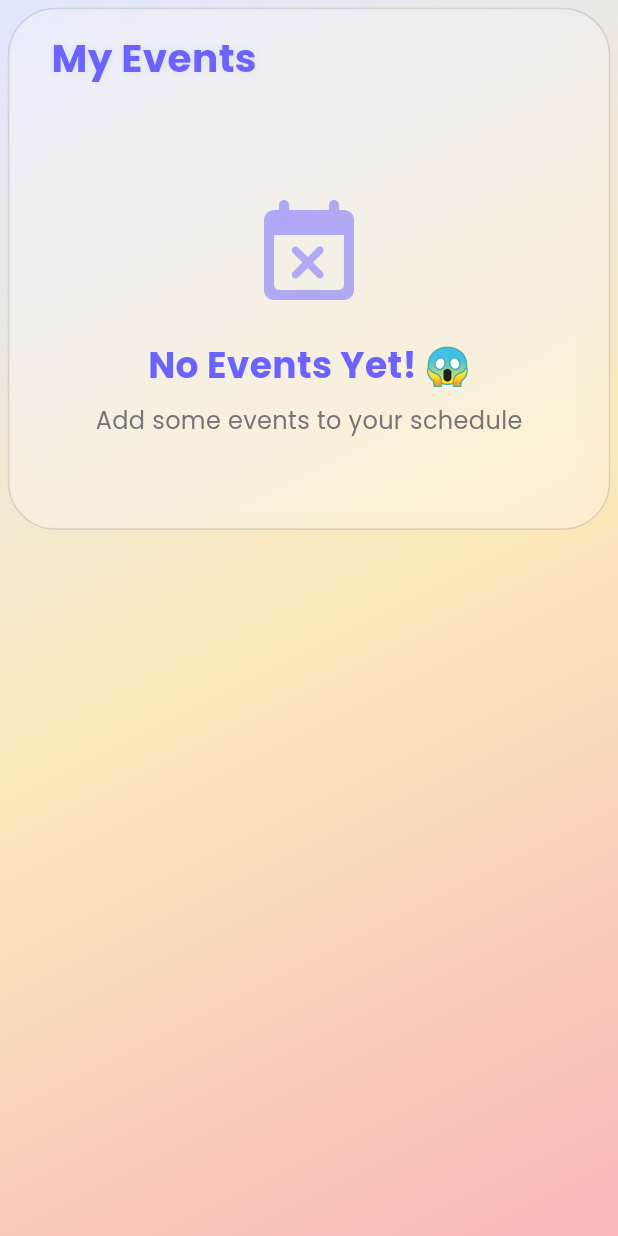
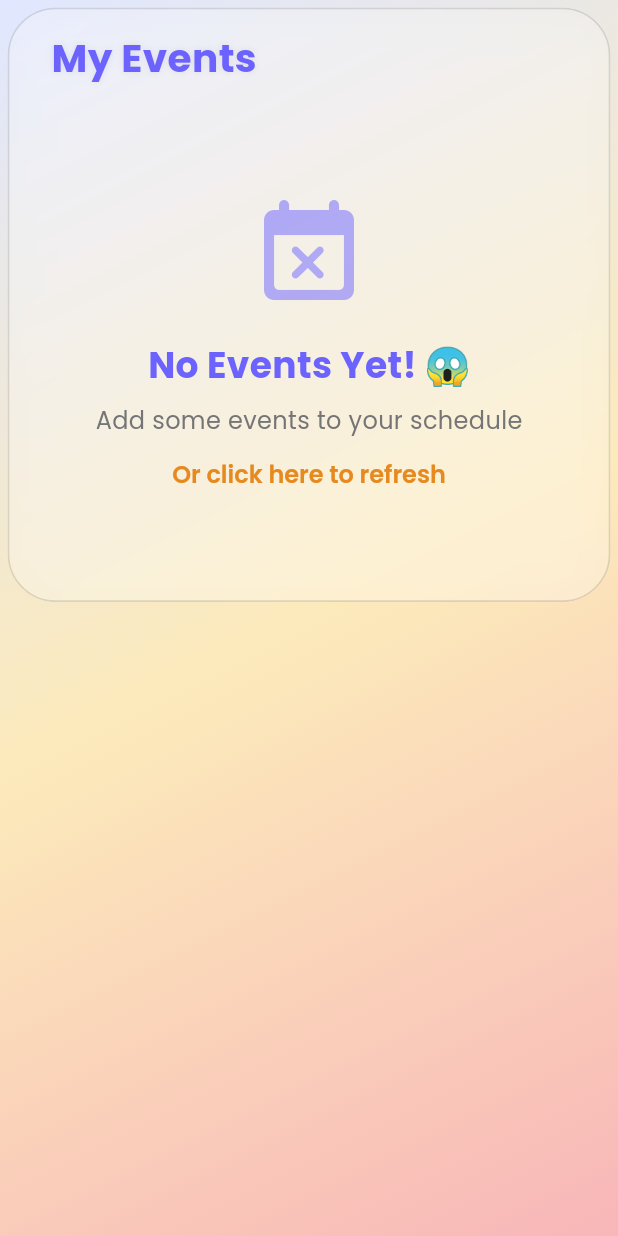
Before and after one commit to MohamedAlkindi/EventConnect, a Flutter app: the MyEventsScreenView screen opened directly, on a phone screen of 412 x 824 dp. Run offline on Flutter 3.47's test engine with Material 3 defaults, Android fonts, the phone set to English and light mode, and no system bars; our stand-ins replace bloc, cloud_firestore, confetti, firebase_auth, firebase_core, flutter_bloc and 6 more; accounts and stored records are empty.

Commit message:
atteendee's my events caching complete with more improvements on UI for refreshing mechanism

```diff
--- a/lib/features/attendee/all_events/presentation/cubit/all_events_cubit.dart
+++ b/lib/features/attendee/all_events/presentation/cubit/all_events_cubit.dart
@@ -91,7 +91,11 @@ class AllEventsCubit extends Cubit<AllEventsState> {
     }
   }
 
-  Future<void> forceRefreshEvents() async {
+  Future<void> forceRefreshAllEvents() async {
     await getAllEvents(forceRefresh: true);
   }
+
+  Future<void> forceRefreshCategoryEvents({required String category}) async {
+    await getEventsByCategory(category: category);
+  }
 }
--- a/lib/features/attendee/my_events/presentation/my_events_screen.dart
+++ b/lib/features/attendee/my_events/presentation/my_events_screen.dart
@@ -14,10 +14,7 @@ class MyEventsScreen extends StatelessWidget {
 
   @override
   Widget build(BuildContext context) {
-    return BlocProvider(
-      create: (context) => MyEventsCubit()..getAllEventsByUserID(),
-      child: const MyEventsScreenView(),
-    );
+    return MyEventsScreenView();
   }
 }
 
@@ -45,6 +42,8 @@ class MyEventsScreenView extends StatelessWidget {
             );
           }
         },
+        child: RefreshIndicator(
+          onRefresh: context.read<MyEventsCubit>().forceRefreshEvents,
           child: Stack(
             children: [
               // Modern background with gradient and subtle overlay
@@ -96,7 +95,8 @@ class MyEventsScreenView extends StatelessWidget {
                                       horizontal: 28.0),
                                   child: Row(
                                     mainAxisAlignment: MainAxisAlignment.start,
-                                  crossAxisAlignment: CrossAxisAlignment.center,
+                                    crossAxisAlignment:
+                                        CrossAxisAlignment.center,
                                     children: [
                                       Text(
                                         "My Events",
@@ -106,8 +106,8 @@ class MyEventsScreenView extends StatelessWidget {
                                           fontWeight: FontWeight.bold,
                                           shadows: [
                                             Shadow(
-                                            color:
-                                                Colors.black.withOpacity(0.08),
+                                              color: Colors.black
+                                                  .withOpacity(0.08),
                                               blurRadius: 6,
                                             ),
                                           ],
@@ -129,8 +129,8 @@ class MyEventsScreenView extends StatelessWidget {
                                       if (snapshot.connectionState ==
                                           ConnectionState.waiting) {
                                         return const Padding(
-                                        padding:
-                                            EdgeInsets.symmetric(vertical: 60),
+                                          padding: EdgeInsets.symmetric(
+                                              vertical: 60),
                                           child: Center(
                                             child: CircularProgressIndicator(
                                               color: Color(0xFF6C63FF),
@@ -166,14 +166,20 @@ class MyEventsScreenView extends StatelessWidget {
                                                       .withOpacity(0.5),
                                                 ),
                                                 const SizedBox(height: 16),
+                                                Column(
+                                                  children: [
                                                     Text(
                                                       'No Events Yet! 😱',
-                                                style: GoogleFonts.poppins(
+                                                      style:
+                                                          GoogleFonts.poppins(
                                                         fontSize: 24,
-                                                  color:
-                                                      const Color(0xFF6C63FF),
-                                                  fontWeight: FontWeight.bold,
+                                                        color: const Color(
+                                                            0xFF6C63FF),
+                                                        fontWeight:
+                                                            FontWeight.bold,
                                                       ),
+                                                    ),
+                                                  ],
                                                 ),
                                                 const SizedBox(height: 8),
                                                 Text(
@@ -181,6 +187,25 @@ class MyEventsScreenView extends StatelessWidget {
                                                   style: GoogleFonts.poppins(
                                                     fontSize: 16,
                                                     color: Colors.grey[600],
+                                                  ),
+                                                ),
+                                                TextButton(
+                                                  onPressed: () {
+                                                    context
+                                                        .read<MyEventsCubit>()
+                                                        .forceRefreshEvents();
+                                                  },
+                                                  child: Text(
+                                                    'Or click here to refresh',
+                                                    style: GoogleFonts.poppins(
+                                                      fontSize: 16,
+                                                      color:
+                                                          const Color.fromARGB(
+                                                              255,
+                                                              230,
+                                                              138,
+                                                              32),
+                                                    ),
                                                   ),
                                                 ),
                                               ],
@@ -224,7 +249,8 @@ class MyEventsScreenView extends StatelessWidget {
                                                                 top: Radius
                                                                     .circular(
                                                                         24)),
-                                                      child: returnEventPicture(
+                                                        child:
+                                                            returnEventPicture(
                                                           eventPictureLink:
                                                               event.picture,
                                                         ),
@@ -257,7 +283,8 @@ class MyEventsScreenView extends StatelessWidget {
                                                     ],
                                                   ),
                                                   Padding(
-                                                  padding: const EdgeInsets.all(
+                                                    padding:
+                                                        const EdgeInsets.all(
                                                             24.0),
                                                     child: Column(
                                                       crossAxisAlignment:
@@ -286,14 +313,15 @@ class MyEventsScreenView extends StatelessWidget {
                                                               .calendar_today,
                                                           icon2:
                                                               Icons.access_time,
-                                                        text: event.dateAndTime,
+                                                          text:
+                                                              event.dateAndTime,
                                                         ),
                                                         const SizedBox(
                                                             height: 14),
                                                         // Gender Restriction
                                                         returnEventElements(
-                                                        icon:
-                                                            Icons.male_rounded,
+                                                          icon: Icons
+                                                              .male_rounded,
                                                           icon2: Icons
                                                               .female_rounded,
                                                           text: event
@@ -320,14 +348,16 @@ class MyEventsScreenView extends StatelessWidget {
                                                             height: 24),
                                                         // Modern Remove from Schedule Button
                                                         Container(
-                                                        width: double.infinity,
+                                                          width:
+                                                              double.infinity,
                                                           height: 48,
                                                           decoration:
                                                               BoxDecoration(
                                                             color: Colors.white,
                                                             borderRadius:
                                                                 BorderRadius
-                                                                  .circular(16),
+                                                                    .circular(
+                                                                        16),
                                                             border: Border.all(
                                                               color: const Color(
                                                                   0xFF6C63FF),
@@ -356,8 +386,7 @@ class MyEventsScreenView extends StatelessWidget {
                                                                         MyEventsCubit>()
                                                                     .deleteEventFromUserEvents(
                                                                         documentID:
-                                                                          event
-                                                                              .eventID!);
+                                                                            event.eventID!);
                                                               },
                                                               borderRadius:
                                                                   BorderRadius
@@ -366,10 +395,10 @@ class MyEventsScreenView extends StatelessWidget {
                                                               child: Center(
                                                                 child: Text(
                                                                   'Remove from Schedule',
-                                                                style:
-                                                                    GoogleFonts
+                                                                  style: GoogleFonts
                                                                       .poppins(
-                                                                  fontSize: 16,
+                                                                    fontSize:
+                                                                        16,
                                                                     fontWeight:
                                                                         FontWeight
                                                                             .w600,
@@ -423,6 +452,7 @@ class MyEventsScreenView extends StatelessWidget {
             ],
           ),
         ),
+      ),
     );
   }
 }
--- a/lib/main.dart
+++ b/lib/main.dart
@@ -4,6 +4,7 @@ import 'package:event_connect/core/theme/app_theme.dart';
 import 'package:event_connect/features/attendee/all_events/presentation/all_events_screen.dart';
 import 'package:event_connect/features/attendee/all_events/presentation/cubit/all_events_cubit.dart';
 import 'package:event_connect/features/attendee/edit_profile/presentation/cubit/edit_profile_cubit.dart';
+import 'package:event_connect/features/attendee/my_events/presentation/cubit/my_events_cubit.dart';
 import 'package:event_connect/features/attendee/my_events/presentation/my_events_screen.dart';
 import 'package:event_connect/features/attendee/my_profile/presentation/my_profile_screen.dart';
 import 'package:event_connect/features/attendee/user_homescreen/presentation/cubit/user_homescreen_cubit.dart';
@@ -116,6 +117,11 @@ class MainApp extends StatelessWidget {
           create: (context) => UserHomescreenCubit(),
           child: const UserHomeScreenView(),
         ),
+        BlocProvider(
+          create: (context) =>
+              MyEventsCubit()..getAllEventsByUserID(forceRefresh: false),
+          child: const MyEventsScreenView(),
+        ),
       ],
       child: MaterialApp(
         debugShowCheckedModeBanner: false,
```
Also changed, not shown: lib/features/attendee/all_events/presentation/all_events_screen.dart (+20 -1 lines), lib/features/attendee/my_events/presentation/cubit/my_events_cubit.dart (+22 -11 lines). Lines whose indentation alone changed are shown as unchanged.
